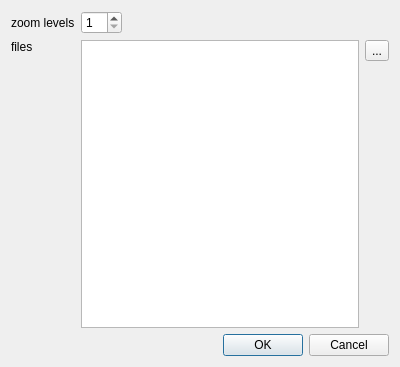
The window that src/IDlgEditMapLevel.ui (ntruchsess/QLandkarteGT) describes before a commit, drawn with Qt 5.
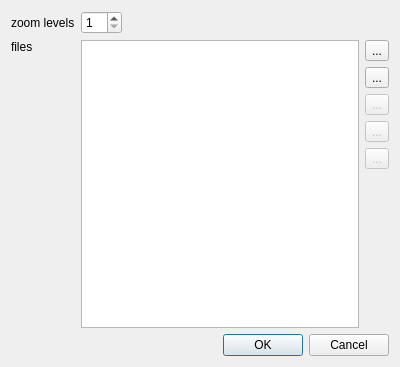
The same window after the commit.

Diff of the .ui file:
```diff
--- a/src/IDlgEditMapLevel.ui
+++ b/src/IDlgEditMapLevel.ui
@@ -73,6 +73,43 @@
            </property>
           </widget>
          </item>
+         <item>
+          <widget class="QToolButton" name="toolAdd" >
+           <property name="text" >
+            <string>...</string>
+           </property>
+          </widget>
+         </item>
+         <item>
+          <widget class="QToolButton" name="toolDel" >
+           <property name="enabled" >
+            <bool>false</bool>
+           </property>
+           <property name="text" >
+            <string>...</string>
+           </property>
+          </widget>
+         </item>
+         <item>
+          <widget class="QToolButton" name="toolUp" >
+           <property name="enabled" >
+            <bool>false</bool>
+           </property>
+           <property name="text" >
+            <string>...</string>
+           </property>
+          </widget>
+         </item>
+         <item>
+          <widget class="QToolButton" name="toolDown" >
+           <property name="enabled" >
+            <bool>false</bool>
+           </property>
+           <property name="text" >
+            <string>...</string>
+           </property>
+          </widget>
+         </item>
          <item>
           <spacer>
            <property name="orientation" >
```
